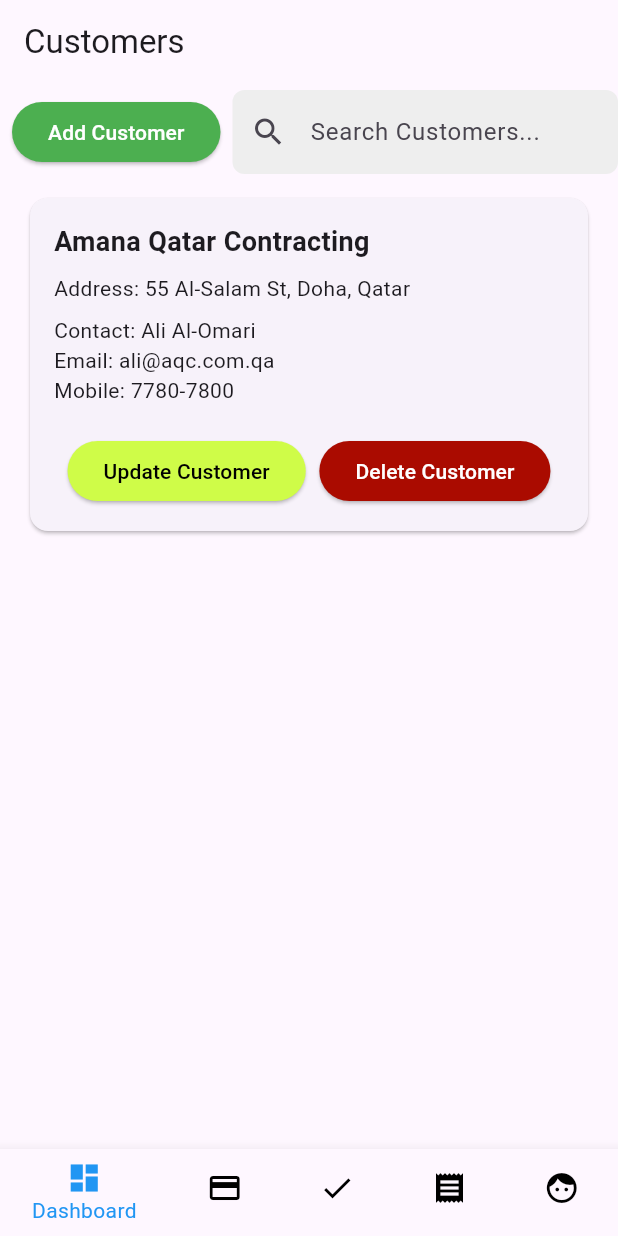
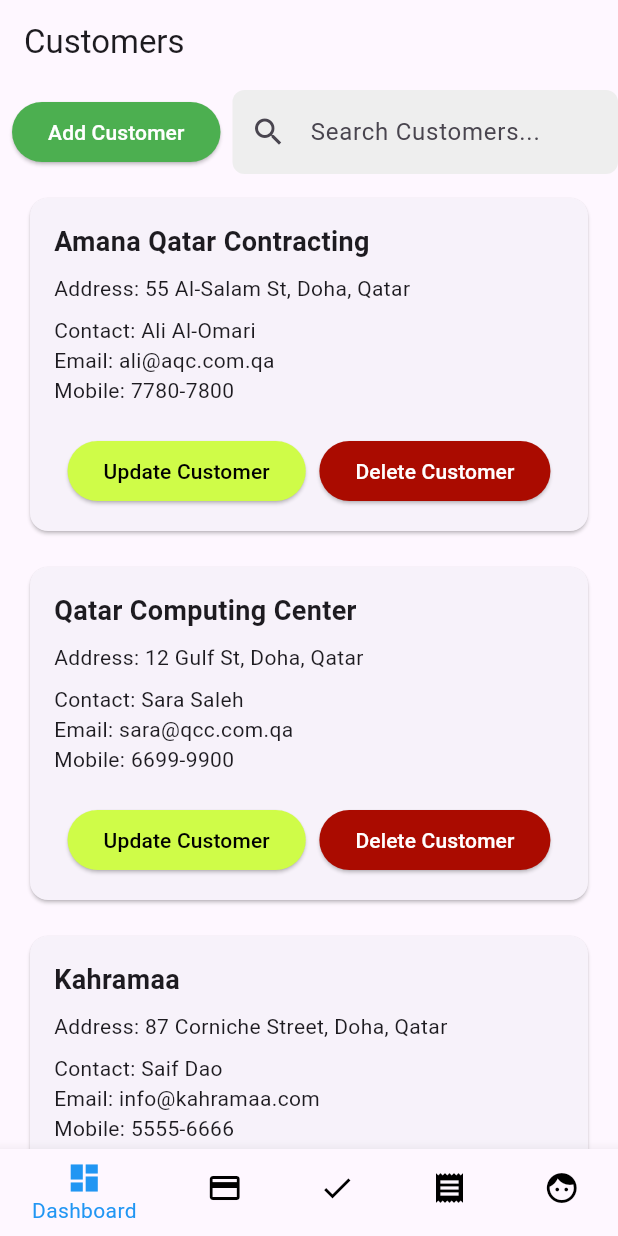
Before and after one commit to Murshed-ma1706102/YalaPay, a Flutter app: the CustomersScreen screen opened by its route, on a phone screen of 412 x 824 dp. Run offline on Flutter 3.47's test engine with Material 3 defaults, Android fonts, the phone set to English and light mode, and no system bars; our stand-ins replace go_router, shared_preferences; accounts and stored records are empty.

Commit message:
Customers are loaded from json. Changed initial location to dashboard for easy testing

```diff
--- a/Project/yala_pay/assets/YalaPay-data/users.json
+++ b/Project/yala_pay/assets/YalaPay-data/users.json
@@ -16,5 +16,11 @@
     "password": "pass123",
     "firstName": "Samir",
     "lastName": "Saghir"
+  },
+  {
+    "email": "e@e.com",
+    "password": "pass",
+    "firstName": "Samir",
+    "lastName": "Saghir"
   }
 ]
--- a/Project/yala_pay/lib/main.dart
+++ b/Project/yala_pay/lib/main.dart
@@ -12,7 +12,7 @@ void main() {
       providers: [
         ChangeNotifierProvider(create: (_) => InvoiceProvider()),
         ChangeNotifierProvider(create: (_) => ChequeProvider()),
-        ChangeNotifierProvider(create: (_) => CustomerProvider()),
+        ChangeNotifierProvider(create: (_) => CustomerProvider()..loadCustomers()),
 
         // Standard ChangeNotifierProvider for UserProvider without async initialization
         ChangeNotifierProvider(create: (_) => UserProvider()),
--- a/Project/yala_pay/lib/repositories/customer_repository.dart
+++ b/Project/yala_pay/lib/repositories/customer_repository.dart
@@ -1,7 +1,5 @@
 import 'dart:convert';
-
 import 'package:flutter/services.dart';
-
 import '../models/customer.dart';
 import 'base_repository.dart';
 
@@ -40,7 +38,7 @@ class CustomerRepository implements BaseRepository<Customer> {
     try {
       // Load JSON data from the assets
       final String response =
-          await rootBundle.loadString('assets/YalaPay-dat/customers.json');
+          await rootBundle.loadString('assets/YalaPay-data/customers.json');
       final List<dynamic> data = json.decode(response);
 
       // Parse JSON data and populate the _customers list
--- a/Project/yala_pay/lib/routes/app_router.dart
+++ b/Project/yala_pay/lib/routes/app_router.dart
@@ -10,7 +10,7 @@ import '../widgets/bottom_navigation_shell.dart';
 
 class AppRouter {
   static final GoRouter router = GoRouter(
-    initialLocation: '/',
+    initialLocation: '/dashboard',
     routes: [
       GoRoute(
         path: '/',
--- a/Project/yala_pay/lib/screens/customers_screen.dart
+++ b/Project/yala_pay/lib/screens/customers_screen.dart
@@ -1,4 +1,6 @@
 import 'package:flutter/material.dart';
+import 'package:provider/provider.dart';
+import 'package:yala_pay/providers/customer_provider.dart';
 
 class CustomersScreen extends StatefulWidget {
   const CustomersScreen({super.key});
@@ -10,23 +12,24 @@ class CustomersScreen extends StatefulWidget {
 class _CustomersScreenState extends State<CustomersScreen> {
   @override
   Widget build(BuildContext context) {
+    final customerProvider = Provider.of<CustomerProvider>(context);
+
+    print("Customers!");
+
     return Scaffold(
       appBar: AppBar(
         title: const Text("Customers"),
       ),
       body: Column(children: [
-
         Row(
           children: [
             Padding(
               padding: const EdgeInsets.all(8.0),
               child: ElevatedButton(
-                    onPressed: () => print("Go to add screen"),
+                onPressed: () => {}, //navigate to add screen
                 style: ElevatedButton.styleFrom(backgroundColor: Colors.green),
-                    child: const Text(
-                      "Add Customer",
-                      style: TextStyle(color: Colors.white)
-                      ),
+                child: const Text("Add Customer",
+                    style: TextStyle(color: Colors.white)),
               ),
             ),
             Expanded(
@@ -36,31 +39,39 @@ class _CustomersScreenState extends State<CustomersScreen> {
                     prefixIcon: const Icon(Icons.search),
                     border: OutlineInputBorder(
                         borderRadius: BorderRadius.circular(8.0),
-                        borderSide: BorderSide.none
-                      ),
+                        borderSide: BorderSide.none),
                     filled: true,
-                      fillColor: Colors.grey[200]
-                    ),
+                    fillColor: Colors.grey[200]),
               ),
             ),
           ],
-            )
-        ,
-        CustomerCard(
-          companyName: 'Amana Qatar Contracting',
-          street: '55 Al-Salam St',
-          city: 'Doha',
-          country: 'Qatar',
-          firstName: 'Ali',
-          lastName: 'Al-Omari',
-          email: 'ali@aqc.com.qa',
-          mobile: '7780-7800',
+        ),
+        Expanded(
+          // **Wrap Customer List in Expanded**
+          child: customerProvider.isLoading // **Display loading indicator**
+              ? const Center(child: CircularProgressIndicator())
+              : ListView.builder(
+                  itemCount: customerProvider.customers.length,
+                  itemBuilder: (context, index) {
+                    final customer = customerProvider.customers[index];
+                    return CustomerCard(
+                      companyName: customer.companyName,
+                      street: customer.address.street,
+                      city: customer.address.city,
+                      country: customer.address.country,
+                      firstName: customer.contactDetails.firstName,
+                      lastName: customer.contactDetails.lastName,
+                      email: customer.contactDetails.email,
+                      mobile: customer.contactDetails.mobile,
                       onDelete: () {
-            // Handle delete action
+                        customerProvider.deleteCustomer(customer.id);
                       },
                       onUpdate: () {
-            // update
+                        print("updated!");
                       },
+                    );
+                  },
+                ),
         ),
       ]),
     );
@@ -102,18 +113,18 @@ const CustomerCard({
 @override
   Widget build(BuildContext context) {
     return Padding(
-      padding: EdgeInsets.symmetric(vertical: 8.0, horizontal: 16.0),
+      padding: const EdgeInsets.symmetric(vertical: 8.0, horizontal: 16.0),
       child: Container(
         width: double.infinity,
         child: Card(
           child: Padding(
-            padding: EdgeInsets.all(16.0),
+            padding: const EdgeInsets.all(16.0),
             child: Column(
               crossAxisAlignment: CrossAxisAlignment.start,
               children: [
                 Text(
                   companyName,
-                  style: TextStyle(fontSize: 18.0, fontWeight: FontWeight.bold),
+                  style: const TextStyle(fontSize: 18.0, fontWeight: FontWeight.bold),
                 ),
                 const SizedBox(height: 8.0),
                 Text("Address: $street, $city, $country"),
@@ -126,7 +137,7 @@ const CustomerCard({
                   mainAxisAlignment: MainAxisAlignment.spaceEvenly,
                   children: [
                     ElevatedButton(
-                        onPressed: () => onUpdate, // navigate to update screen
+                        onPressed: () => onUpdate(), // navigate to update screen
                         style: ElevatedButton.styleFrom(backgroundColor: const Color.fromARGB(255, 207, 252, 72)),
                         child: const Text(
                           "Update Customer",
@@ -134,7 +145,7 @@ const CustomerCard({
                           ),
                       ),
                       ElevatedButton(
-                        onPressed: () => onDelete, // navigate to update screen
+                        onPressed: () => onDelete(), // navigate to update screen
                         style: ElevatedButton.styleFrom(backgroundColor: const Color.fromARGB(255, 170, 11, 0)),
                         child: const Text(
                           "Delete Customer",
```
Lines whose indentation alone changed are shown as unchanged.
